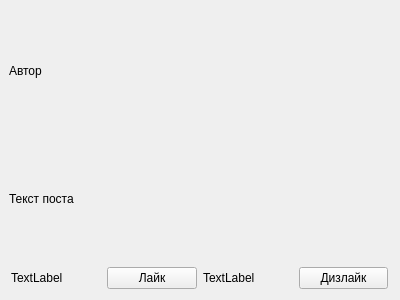
First picture: the form in lentelem.ui, repository kostya-vorobev/Lents, before the edit.
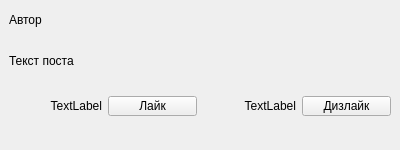
Second picture: the form after the edit.

Patch:
```diff
--- a/lentelem.ui
+++ b/lentelem.ui
@@ -7,9 +7,21 @@
     <x>0</x>
     <y>0</y>
     <width>400</width>
-    <height>300</height>
+    <height>150</height>
    </rect>
   </property>
+  <property name="minimumSize">
+   <size>
+    <width>400</width>
+    <height>150</height>
+   </size>
+  </property>
+  <property name="maximumSize">
+   <size>
+    <width>400</width>
+    <height>300</height>
+   </size>
+  </property>
   <property name="windowTitle">
    <string>Form</string>
   </property>
@@ -18,13 +30,25 @@
     <rect>
      <x>9</x>
      <y>10</y>
-     <width>381</width>
-     <height>281</height>
+     <width>388</width>
+     <height>111</height>
     </rect>
    </property>
    <layout class="QVBoxLayout" name="verticalLayout">
     <item>
      <widget class="QLabel" name="AuthorL">
+      <property name="minimumSize">
+       <size>
+        <width>379</width>
+        <height>10</height>
+       </size>
+      </property>
+      <property name="maximumSize">
+       <size>
+        <width>379</width>
+        <height>20</height>
+       </size>
+      </property>
       <property name="text">
        <string>Автор</string>
       </property>
@@ -32,6 +56,18 @@
     </item>
     <item>
      <widget class="QLabel" name="TextPostL">
+      <property name="minimumSize">
+       <size>
+        <width>379</width>
+        <height>10</height>
+       </size>
+      </property>
+      <property name="maximumSize">
+       <size>
+        <width>379</width>
+        <height>50</height>
+       </size>
+      </property>
       <property name="text">
        <string>Текст поста</string>
       </property>
@@ -53,15 +89,54 @@
       </property>
       <item>
        <layout class="QHBoxLayout" name="horizontalLayout_2">
+        <property name="leftMargin">
+         <number>2</number>
+        </property>
+        <property name="topMargin">
+         <number>2</number>
+        </property>
+        <property name="rightMargin">
+         <number>2</number>
+        </property>
+        <property name="bottomMargin">
+         <number>2</number>
+        </property>
         <item>
          <widget class="QLabel" name="LikeL">
+          <property name="minimumSize">
+           <size>
+            <width>89</width>
+            <height>10</height>
+           </size>
+          </property>
+          <property name="maximumSize">
+           <size>
+            <width>89</width>
+            <height>20</height>
+           </size>
+          </property>
           <property name="text">
            <string>TextLabel</string>
           </property>
+          <property name="alignment">
+           <set>Qt::AlignmentFlag::AlignRight|Qt::AlignmentFlag::AlignTrailing|Qt::AlignmentFlag::AlignVCenter</set>
+          </property>
          </widget>
         </item>
         <item>
          <widget class="QPushButton" name="pushButton_2">
+          <property name="minimumSize">
+           <size>
+            <width>89</width>
+            <height>10</height>
+           </size>
+          </property>
+          <property name="maximumSize">
+           <size>
+            <width>89</width>
+            <height>20</height>
+           </size>
+          </property>
           <property name="text">
            <string>Лайк</string>
           </property>
@@ -71,15 +146,54 @@
       </item>
       <item>
        <layout class="QHBoxLayout" name="horizontalLayout_4">
+        <property name="leftMargin">
+         <number>2</number>
+        </property>
+        <property name="topMargin">
+         <number>2</number>
+        </property>
+        <property name="rightMargin">
+         <number>2</number>
+        </property>
+        <property name="bottomMargin">
+         <number>2</number>
+        </property>
         <item>
          <widget class="QLabel" name="DislikeL">
+          <property name="minimumSize">
+           <size>
+            <width>89</width>
+            <height>10</height>
+           </size>
+          </property>
+          <property name="maximumSize">
+           <size>
+            <width>89</width>
+            <height>20</height>
+           </size>
+          </property>
           <property name="text">
            <string>TextLabel</string>
           </property>
+          <property name="alignment">
+           <set>Qt::AlignmentFlag::AlignRight|Qt::AlignmentFlag::AlignTrailing|Qt::AlignmentFlag::AlignVCenter</set>
+          </property>
          </widget>
         </item>
         <item>
          <widget class="QPushButton" name="pushButton">
+          <property name="minimumSize">
+           <size>
+            <width>89</width>
+            <height>20</height>
+           </size>
+          </property>
+          <property name="maximumSize">
+           <size>
+            <width>89</width>
+            <height>20</height>
+           </size>
+          </property>
           <property name="text">
            <string>Дизлайк</string>
           </property>
```
